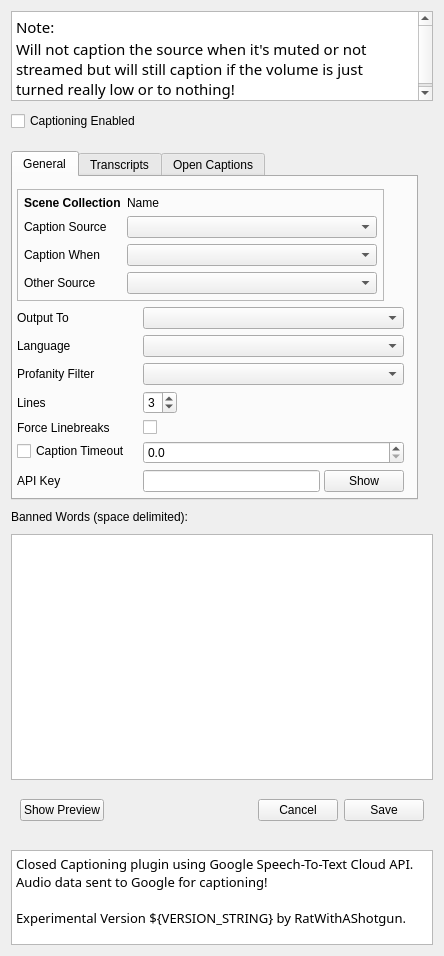
Old version of the form src/ui/CaptionSettingsWidget.ui in the repository 0x01050/google-live-captions-obs-plugin.
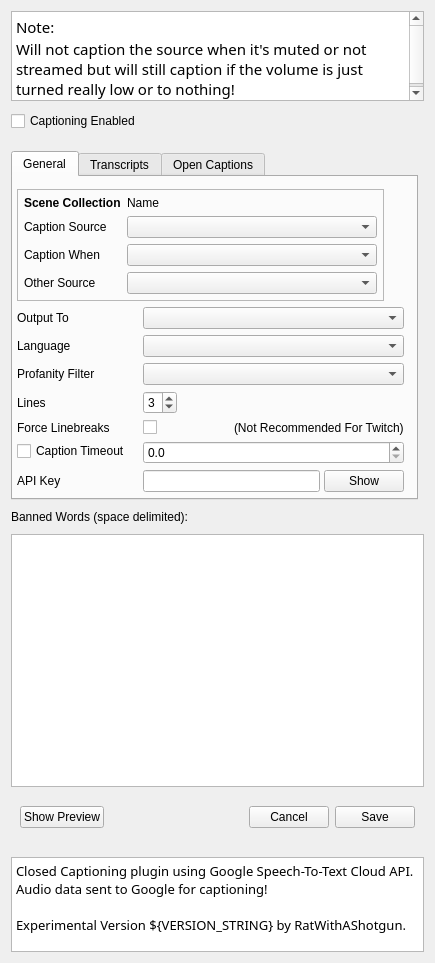
New version of the form.

Commit message: CaptionSettingsWidget: add "Not Recommended" warning for "Force Linebreaks"

```diff
--- a/src/ui/CaptionSettingsWidget.ui
+++ b/src/ui/CaptionSettingsWidget.ui
@@ -6,8 +6,8 @@
    <rect>
     <x>0</x>
     <y>0</y>
-    <width>444</width>
-    <height>956</height>
+    <width>435</width>
+    <height>963</height>
    </rect>
   </property>
   <property name="sizePolicy">
@@ -351,13 +351,6 @@
             </property>
            </widget>
           </item>
-          <item row="8" column="1">
-           <widget class="QCheckBox" name="insertLinebreaksCheckBox">
-            <property name="text">
-             <string/>
-            </property>
-           </widget>
-          </item>
           <item row="9" column="0">
            <widget class="QCheckBox" name="captionTimeoutEnabledCheckBox">
             <property name="text">
@@ -420,6 +413,41 @@
             </layout>
            </widget>
           </item>
+          <item row="8" column="1">
+           <widget class="QWidget" name="widget_7" native="true">
+            <layout class="QHBoxLayout" name="horizontalLayout_5">
+             <property name="spacing">
+              <number>14</number>
+             </property>
+             <property name="leftMargin">
+              <number>0</number>
+             </property>
+             <property name="topMargin">
+              <number>0</number>
+             </property>
+             <property name="rightMargin">
+              <number>0</number>
+             </property>
+             <property name="bottomMargin">
+              <number>0</number>
+             </property>
+             <item>
+              <widget class="QCheckBox" name="insertLinebreaksCheckBox">
+               <property name="text">
+                <string/>
+               </property>
+              </widget>
+             </item>
+             <item>
+              <widget class="QLabel" name="label_14">
+               <property name="text">
+                <string>(Not Recommended For Twitch)</string>
+               </property>
+              </widget>
+             </item>
+            </layout>
+           </widget>
+          </item>
          </layout>
         </widget>
        </item>
```
